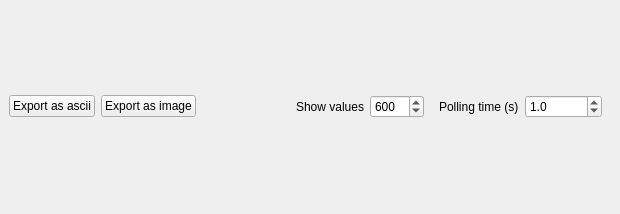
Above: P02.1/Revolver/UI/layout_device_value_graph_controls.ui from DESY-Petra-III/P02 before the change. Below: the same form after it.
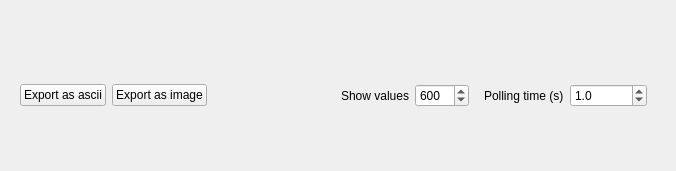
That is the form after the change.

```diff
--- a/P02.1/Revolver/UI/layout_device_value_graph_controls.ui
+++ b/P02.1/Revolver/UI/layout_device_value_graph_controls.ui
@@ -6,24 +6,15 @@
    <rect>
     <x>0</x>
     <y>0</y>
-    <width>620</width>
-    <height>214</height>
+    <width>676</width>
+    <height>171</height>
    </rect>
   </property>
   <property name="windowTitle">
    <string>Trend control</string>
   </property>
-  <layout class="QGridLayout" name="gridLayout">
-   <property name="margin">
-    <number>0</number>
-   </property>
-   <property name="spacing">
-    <number>0</number>
-   </property>
-   <item row="0" column="0">
-    <layout class="QGridLayout" name="graph_layout"/>
-   </item>
-   <item row="1" column="0">
+  <layout class="QGridLayout" name="gridLayout_8">
+   <item row="2" column="0">
     <widget class="QWidget" name="controls" native="true">
      <layout class="QGridLayout" name="gridLayout_3">
       <property name="sizeConstraint">
@@ -114,6 +105,29 @@
      </layout>
     </widget>
    </item>
+   <item row="1" column="0">
+    <layout class="QGridLayout" name="device_controllers">
+     <property name="sizeConstraint">
+      <enum>QLayout::SetFixedSize</enum>
+     </property>
+     <item row="0" column="0">
+      <spacer name="horizontalSpacer_2">
+       <property name="orientation">
+        <enum>Qt::Horizontal</enum>
+       </property>
+       <property name="sizeHint" stdset="0">
+        <size>
+         <width>40</width>
+         <height>20</height>
+        </size>
+       </property>
+      </spacer>
+     </item>
+    </layout>
+   </item>
+   <item row="0" column="0">
+    <layout class="QGridLayout" name="graph_layout"/>
+   </item>
   </layout>
  </widget>
  <resources/>
```
Left out of the diff: 105 changed lines with no effect on the pictures.
